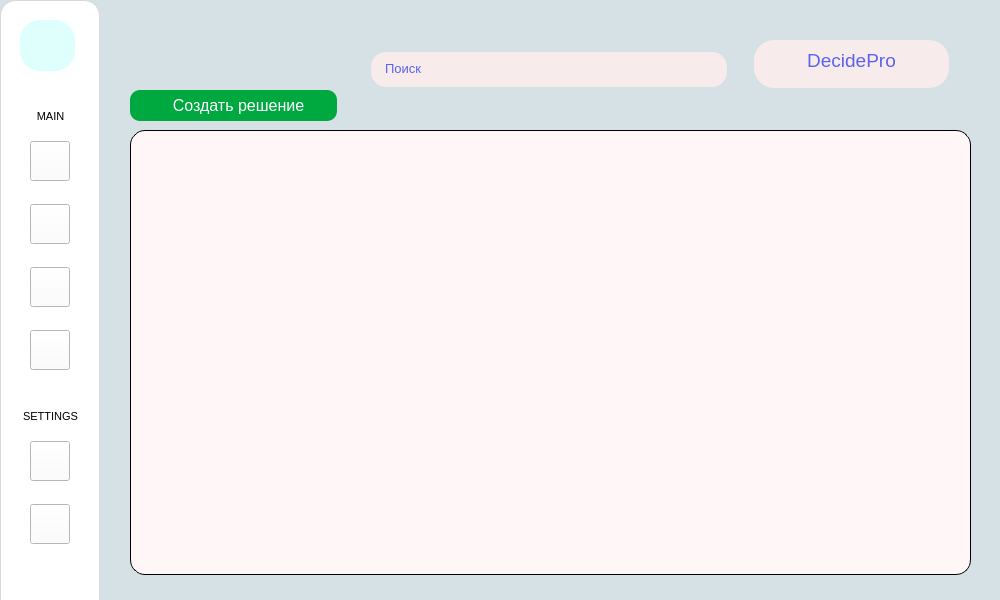
Above: ui/main.ui from 27Kokos/testPythonIS before the change. Below: the same form after it.
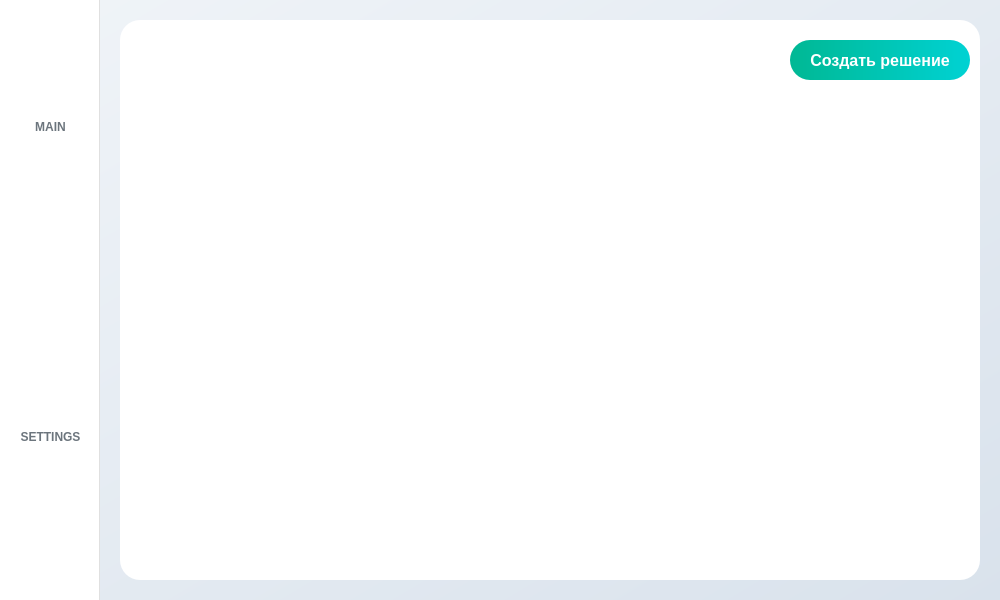
That is the form after the change. Icons and pictures are not drawn.

```diff
--- a/ui/main.ui
+++ b/ui/main.ui
@@ -27,7 +27,7 @@
   </property>
   <property name="styleSheet">
    <string notr="true">QMainWindow{
-background-color: rgb(214, 225, 229);
+background-color: qlineargradient(spread:pad, x1:0, y1:0, x2:1, y2:1, stop:0 #f0f4f8, stop:1 #d9e2ec);
 }</string>
   </property>
   <widget class="QWidget" name="centralwidget">
@@ -54,23 +54,24 @@
     </property>
     <property name="styleSheet">
      <string notr="true">QWidget#widget {
-    background: #FFFFFF;
-    border: 1px solid #D9D9D9;
-    border-radius: 16px;
+    background: #ffffff;
+    border-right: 1px solid #e0e0e0;
+    border-radius: 0px;
+    box-shadow: 0px 4px 10px rgba(0, 0, 0, 0.05);
 }</string>
     </property>
     <widget class="QLabel" name="label">
      <property name="geometry">
       <rect>
-       <x>20</x>
-       <y>20</y>
-       <width>55</width>
-       <height>51</height>
+       <x>22</x>
+       <y>30</y>
+       <width>56</width>
+       <height>56</height>
       </rect>
      </property>
      <property name="styleSheet">
-      <string notr="true">background-color: rgb(222, 255, 252);
-border-radius:20;</string>
+      <string notr="true">background-color: transparent;
+border-radius: 28px;</string>
      </property>
      <property name="text">
       <string/>
@@ -86,7 +87,7 @@
      <property name="geometry">
       <rect>
        <x>10</x>
-       <y>110</y>
+       <y>120</y>
        <width>81</width>
        <height>281</height>
       </rect>
@@ -99,15 +100,16 @@
        <number>0</number>
       </property>
       <property name="verticalSpacing">
-       <number>8</number>
+       <number>12</number>
       </property>
       <item row="0" column="0" colspan="2">
        <widget class="QLabel" name="label_2">
         <property name="font">
          <font>
-          <pointsize>8</pointsize>
+          <pointsize>9</pointsize>
           <stylestrategy>PreferDefault</stylestrategy>
           <kerning>true</kerning>
+          <weight>600</weight>
          </font>
         </property>
         <property name="focusPolicy">
@@ -138,7 +140,7 @@
          <bool>false</bool>
         </property>
         <property name="styleSheet">
-         <string notr="true">color: rgb(0, 0, 0);</string>
+         <string notr="true">color: #6c757d;</string>
         </property>
         <property name="frameShadow">
          <enum>QFrame::Plain</enum>
@@ -178,7 +180,7 @@
          <number>20</number>
         </property>
         <property name="topMargin">
-         <number>0</number>
+         <number>10</number>
         </property>
         <property name="bottomMargin">
          <number>15</number>
@@ -193,8 +195,8 @@
           </property>
           <property name="maximumSize">
            <size>
-            <width>20</width>
-            <height>20</height>
+            <width>40</width>
+            <height>40</height>
            </size>
           </property>
           <property name="baseSize">
@@ -211,7 +213,8 @@
           </property>
           <property name="styleSheet">
            <string notr="true">QPushButton{
-background-color: rgb(255, 255, 255);
+background-color: transparent;
+border-radius: 20px;
 }
 QPushButton:hover{
 background-color: rgb(214, 225, 229);
@@ -224,6 +227,12 @@
            <iconset>
             <normaloff>../images/home.png</normaloff>../images/home.png</iconset>
           </property>
+          <property name="iconSize">
+           <size>
+            <width>24</width>
+            <height>24</height>
+           </size>
+          </property>
          </widget>
         </item>
        </layout>
@@ -252,8 +261,8 @@
           </property>
           <property name="maximumSize">
            <size>
-            <width>20</width>
-            <height>20</height>
+            <width>40</width>
+            <height>40</height>
            </size>
           </property>
           <property name="baseSize">
@@ -270,7 +279,8 @@
           </property>
           <property name="styleSheet">
            <string notr="true">QPushButton{
-background-color: rgb(255, 255, 255);
+background-color: transparent;
+border-radius: 20px;
 }
 QPushButton:hover{
 background-color: rgb(214, 225, 229);
@@ -283,6 +293,12 @@
            <iconset>
             <normaloff>../images/Union.png</normaloff>../images/Union.png</iconset>
           </property>
+          <property name="iconSize">
+           <size>
+            <width>24</width>
+            <height>24</height>
+           </size>
+          </property>
          </widget>
         </item>
        </layout>
@@ -311,8 +327,8 @@
           </property>
           <property name="maximumSize">
            <size>
-            <width>20</width>
-            <height>20</height>
+            <width>40</width>
+            <height>40</height>
            </size>
           </property>
           <property name="baseSize">
@@ -329,7 +345,8 @@
           </property>
           <property name="styleSheet">
            <string notr="true">QPushButton{
-background-color: rgb(255, 255, 255);
+background-color: transparent;
+border-radius: 20px;
 }
 QPushButton:hover{
 background-color: rgb(214, 225, 229);
@@ -342,6 +359,12 @@
            <iconset>
             <normaloff>../images/Union2.png</normaloff>../images/Union2.png</iconset>
           </property>
+          <property name="iconSize">
+           <size>
+            <width>24</width>
+            <height>24</height>
+           </size>
+          </property>
          </widget>
         </item>
        </layout>
@@ -379,8 +402,8 @@
           </property>
           <property name="maximumSize">
            <size>
-            <width>20</width>
-            <height>20</height>
+            <width>40</width>
+            <height>40</height>
            </size>
           </property>
           <property name="baseSize">
@@ -397,7 +420,8 @@
           </property>
           <property name="styleSheet">
            <string notr="true">QPushButton{
-background-color: rgb(255, 255, 255);
+background-color: transparent;
+border-radius: 20px;
 }
 QPushButton:hover{
 background-color: rgb(214, 225, 229);
@@ -412,8 +436,8 @@
           </property>
           <property name="iconSize">
            <size>
-            <width>40</width>
-            <height>40</height>
+            <width>24</width>
+            <height>24</height>
            </size>
           </property>
          </widget>
@@ -426,7 +450,7 @@
      <property name="geometry">
       <rect>
        <x>10</x>
-       <y>410</y>
+       <y>430</y>
        <width>81</width>
        <height>151</height>
       </rect>
@@ -439,15 +463,16 @@
        <number>0</number>
       </property>
       <property name="verticalSpacing">
-       <number>8</number>
+       <number>12</number>
       </property>
       <item row="0" column="0" colspan="2">
        <widget class="QLabel" name="label_3">
         <property name="font">
          <font>
-          <pointsize>8</pointsize>
+          <pointsize>9</pointsize>
           <stylestrategy>PreferDefault</stylestrategy>
           <kerning>true</kerning>
+          <weight>600</weight>
          </font>
         </property>
         <property name="focusPolicy">
@@ -478,7 +503,7 @@
          <bool>false</bool>
         </property>
         <property name="styleSheet">
-         <string notr="true">color: rgb(0, 0, 0);</string>
+         <string notr="true">color: #6c757d;</string>
         </property>
         <property name="frameShadow">
          <enum>QFrame::Plain</enum>
@@ -518,7 +543,7 @@
          <number>20</number>
         </property>
         <property name="topMargin">
-         <number>0</number>
+         <number>10</number>
         </property>
         <property name="bottomMargin">
          <number>15</number>
@@ -533,8 +558,8 @@
           </property>
           <property name="maximumSize">
            <size>
-            <width>20</width>
-            <height>20</height>
+            <width>40</width>
+            <height>40</height>
            </size>
           </property>
           <property name="baseSize">
@@ -551,7 +576,8 @@
           </property>
           <property name="styleSheet">
            <string notr="true">QPushButton{
-background-color: rgb(255, 255, 255);
+background-color: transparent;
+border-radius: 20px;
 }
 QPushButton:hover{
 background-color: rgb(214, 225, 229);
@@ -564,6 +590,12 @@
            <iconset>
             <normaloff>../images/Bell.png</normaloff>../images/Bell.png</iconset>
           </property>
+          <property name="iconSize">
+           <size>
+            <width>24</width>
+            <height>24</height>
+           </size>
+          </property>
          </widget>
         </item>
        </layout>
@@ -592,8 +624,8 @@
           </property>
           <property name="maximumSize">
            <size>
-            <width>20</width>
-            <height>20</height>
+            <width>40</width>
+            <height>40</height>
            </size>
           </property>
           <property name="baseSize">
@@ -610,7 +642,8 @@
           </property>
           <property name="styleSheet">
            <string notr="true">QPushButton{
-background-color: rgb(255, 255, 255);
+background-color: transparent;
+border-radius: 20px;
 }
 QPushButton:hover{
 background-color: rgb(214, 225, 229);
@@ -623,6 +656,12 @@
            <iconset>
             <normaloff>../images/Settings.png</normaloff>../images/Settings.png</iconset>
           </property>
+          <property name="iconSize">
+           <size>
+            <width>24</width>
+            <height>24</height>
+           </size>
+          </property>
          </widget>
         </item>
        </layout>
@@ -633,125 +672,32 @@
    <widget class="QWidget" name="widget_2" native="true">
     <property name="geometry">
      <rect>
-      <x>130</x>
-      <y>130</y>
-      <width>841</width>
-      <height>445</height>
-     </rect>
-    </property>
-    <property name="minimumSize">
-     <size>
-      <width>656</width>
-      <height>445</height>
-     </size>
-    </property>
-    <property name="styleSheet">
-     <string notr="true">
-background: #FFF7F7;
-border: 1px solid #000000;
-border-radius: 15px;
-</string>
-    </property>
-   </widget>
-   <widget class="QWidget" name="horizontalLayoutWidget">
-    <property name="geometry">
-     <rect>
-      <x>350</x>
+      <x>120</x>
       <y>20</y>
-      <width>621</width>
-      <height>89</height>
+      <width>860</width>
+      <height>560</height>
      </rect>
     </property>
-    <layout class="QHBoxLayout" name="horizontalLayout">
-     <item>
-      <widget class="QTextBrowser" name="textBrowser_2">
-       <property name="minimumSize">
-        <size>
-         <width>356</width>
-         <height>35</height>
-        </size>
-       </property>
-       <property name="maximumSize">
-        <size>
-         <width>356</width>
-         <height>25</height>
-        </size>
-       </property>
-       <property name="font">
-        <font>
-         <pointsize>8</pointsize>
-        </font>
-       </property>
-       <property name="cursor" stdset="0">
-        <cursorShape>IBeamCursor</cursorShape>
-       </property>
-       <property name="styleSheet">
-        <string notr="true">padding-left:10px;
-padding-top:5px;
-background: #F8EBEB;
-border-radius: 15px;
-align-items: center;
-text-align: center;
-color: #5A64ED;
-
-</string>
-       </property>
-       <property name="html">
-        <string>&lt;!DOCTYPE HTML PUBLIC &quot;-//W3C//DTD HTML 4.0//EN&quot; &quot;http://www.w3.org/TR/REC-html40/strict.dtd&quot;&gt;
-&lt;html&gt;&lt;head&gt;&lt;meta name=&quot;qrichtext&quot; content=&quot;1&quot; /&gt;&lt;style type=&quot;text/css&quot;&gt;
-p, li { white-space: pre-wrap; }
-&lt;/style&gt;&lt;/head&gt;&lt;body style=&quot; font-family:'MS Shell Dlg 2'; font-size:8pt; font-weight:400; font-style:normal;&quot;&gt;
-&lt;p style=&quot; margin-top:0px; margin-bottom:0px; margin-left:0px; margin-right:0px; -qt-block-indent:0; text-indent:0px;&quot;&gt;&lt;span style=&quot; font-size:10pt;&quot;&gt;Поиск&lt;/span&gt;&lt;/p&gt;&lt;/body&gt;&lt;/html&gt;</string>
-       </property>
-      </widget>
-     </item>
-     <item>
-      <widget class="QTextBrowser" name="textBrowser">
-       <property name="minimumSize">
-        <size>
-         <width>195</width>
-         <height>48</height>
-        </size>
-       </property>
-       <property name="maximumSize">
-        <size>
-         <width>195</width>
-         <height>48</height>
-        </size>
-       </property>
-       <property name="font">
-        <font>
-         <pointsize>14</pointsize>
-        </font>
-       </property>
-       <property name="styleSheet">
-        <string notr="true">padding-top:5px;
-background: #F8EBEB;
+    <property name="minimumSize">
+     <size>
+      <width>656</width>
+      <height>445</height>
+     </size>
+    </property>
+    <property name="styleSheet">
+     <string notr="true">background: #ffffff;
+border: none;
 border-radius: 20px;
-align-items: center;
-text-align: center;
-color: #5A64ED;
-
-</string>
-       </property>
-       <property name="html">
-        <string>&lt;!DOCTYPE HTML PUBLIC &quot;-//W3C//DTD HTML 4.0//EN&quot; &quot;http://www.w3.org/TR/REC-html40/strict.dtd&quot;&gt;
-&lt;html&gt;&lt;head&gt;&lt;meta name=&quot;qrichtext&quot; content=&quot;1&quot; /&gt;&lt;style type=&quot;text/css&quot;&gt;
-p, li { white-space: pre-wrap; }
-&lt;/style&gt;&lt;/head&gt;&lt;body style=&quot; font-family:'MS Shell Dlg 2'; font-size:14pt; font-weight:400; font-style:normal;&quot;&gt;
-&lt;p align=&quot;center&quot; style=&quot; margin-top:0px; margin-bottom:0px; margin-left:0px; margin-right:0px; -qt-block-indent:0; text-indent:0px;&quot;&gt;DecidePro&lt;/p&gt;&lt;/body&gt;&lt;/html&gt;</string>
-       </property>
-      </widget>
-     </item>
-    </layout>
+box-shadow: 0px 4px 20px rgba(0, 0, 0, 0.05);</string>
+    </property>
    </widget>
    <widget class="QPushButton" name="pushButton_7">
     <property name="geometry">
      <rect>
-      <x>130</x>
-      <y>90</y>
-      <width>207</width>
-      <height>31</height>
+      <x>790</x>
+      <y>40</y>
+      <width>180</width>
+      <height>40</height>
      </rect>
     </property>
     <property name="sizePolicy">
@@ -762,13 +708,14 @@
     </property>
     <property name="minimumSize">
      <size>
-      <width>207</width>
-      <height>31</height>
+      <width>180</width>
+      <height>40</height>
      </size>
     </property>
     <property name="font">
      <font>
       <pointsize>12</pointsize>
+      <weight>600</weight>
      </font>
     </property>
     <property name="cursor">
@@ -776,11 +723,11 @@
     </property>
     <property name="styleSheet">
      <string notr="true">QPushButton{
-background: #00A840;
-border-radius: 10px;
-text-align: center;
-color: #FFFFFF;
-padding-left:10px;
+background: qlineargradient(spread:pad, x1:0, y1:0, x2:1, y2:0, stop:0 #00b894, stop:1 #00d2d3);
+border-radius: 20px;
+color: #ffffff;
+padding: 0px;
+font-weight: 600;
 }
 QPushButton:hover{
 background-color:rgb(0, 241, 28);
```
Left out of the diff: 35 changed lines with no effect on the pictures.
